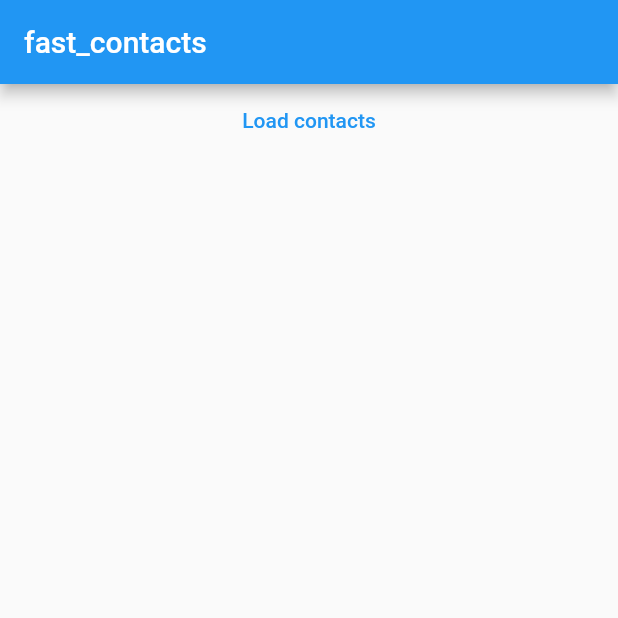
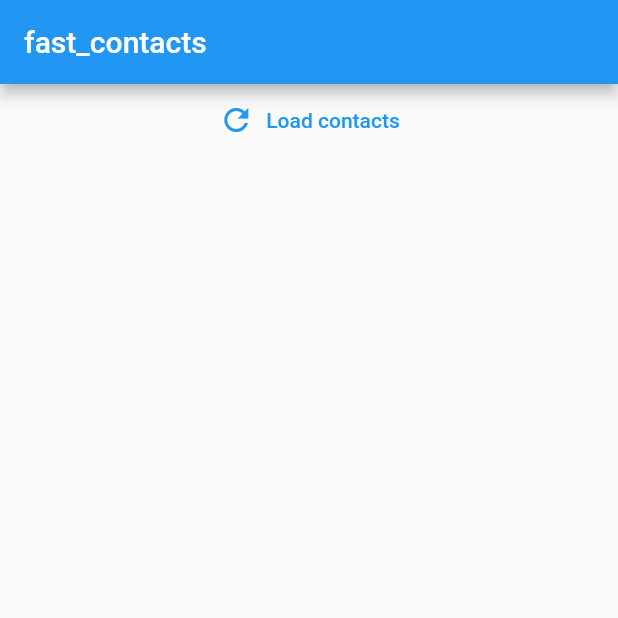
Before and after one commit to s0nerik/fast_contacts, a Flutter app: the screen it shows after launch, on a phone screen of 412 x 824 dp, the top half of it. Run offline on Flutter 3.47's test engine with Material 2 defaults, Android fonts, the phone set to English and light mode, and no system bars; our stand-ins replace permission_handler.

Commit message:
example: progress indicator

```diff
--- a/example/lib/main.dart
+++ b/example/lib/main.dart
@@ -28,7 +28,6 @@ class _MyAppState extends State<MyApp> {
       _isLoading = true;
       if (mounted) setState(() {});
       final sw = Stopwatch()..start();
-
       _contacts = await FastContacts.getAllContacts();
       sw.stop();
       _text =
@@ -38,12 +37,7 @@ class _MyAppState extends State<MyApp> {
     } finally {
       _isLoading = false;
     }
-
-    // If the widget was removed from the tree while the asynchronous platform
-    // message was in flight, we want to discard the reply rather than calling
-    // setState to update our non-existent appearance.
     if (!mounted) return;
-
     setState(() {});
   }
 
@@ -65,9 +59,24 @@ class _MyAppState extends State<MyApp> {
           children: [
             TextButton(
               onPressed: loadContacts,
-              child: Text('Load contacts'),
+              child: Row(
+                mainAxisAlignment: MainAxisAlignment.center,
+                children: [
+                  Container(
+                    height: 24,
+                    width: 24,
+                    child: AnimatedSwitcher(
+                      duration: const Duration(milliseconds: 300),
+                      child: _isLoading
+                          ? CircularProgressIndicator()
+                          : Icon(Icons.refresh),
+                    ),
+                  ),
+                  const SizedBox(width: 8),
+                  Text('Load contacts'),
+                ],
+              ),
             ),
-            if (_isLoading) Center(child: CircularProgressIndicator()),
             Text(_text ?? '', textAlign: TextAlign.center),
             Expanded(
               child: Scrollbar(
```
